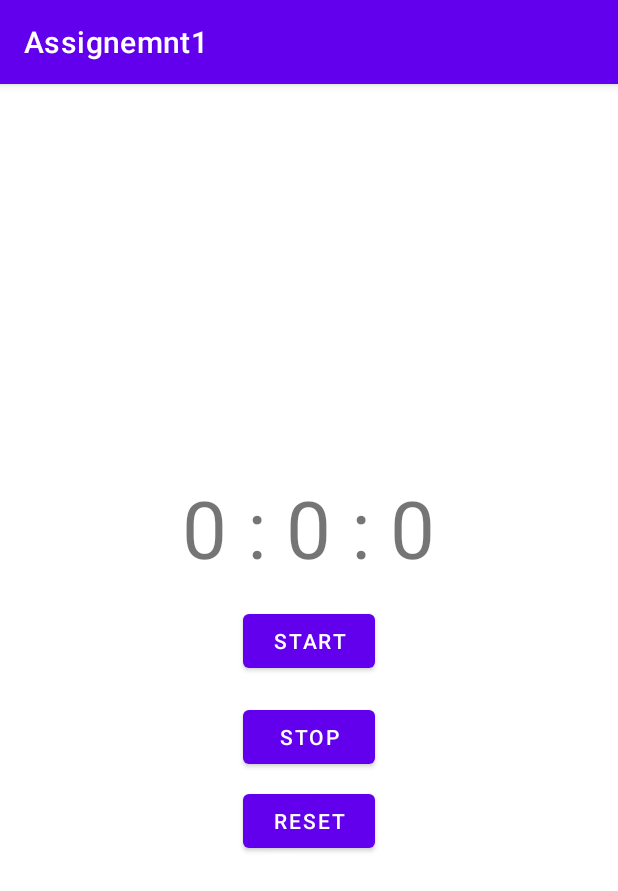
After one commit to nibal123/Mobile_Assignment1, an Android app: the StopWatchActivity screen opened directly, with no data from a screen before it, on a phone screen of 412 x 824 dp. The commit adds this screen. Shown: the top 891 px of the screen. Run offline under Robolectric (Android 15) with nearby library versions, the phone set to English and light mode, and no system bars.

Commit message:
Add stop watch.

```diff
--- a/app/src/main/AndroidManifest.xml
+++ b/app/src/main/AndroidManifest.xml
@@ -9,6 +9,9 @@
         android:roundIcon="@mipmap/ic_launcher_round"
         android:supportsRtl="true"
         android:theme="@style/Theme.Assignemnt1">
+        <activity
+            android:name=".StopWatchActivity"
+            android:exported="true" />
         <activity
             android:name=".UserExerActivity"
             android:exported="true" />
--- a/app/src/main/java/edu/birzeit/assignemnt1/MainActivity.java
+++ b/app/src/main/java/edu/birzeit/assignemnt1/MainActivity.java
@@ -59,6 +59,8 @@ public class MainActivity extends AppCompatActivity {
 
 
     }
+
+
     public void loginBtn_click(View view){
         nameEditText=findViewById(R.id.nameEditText);
         ageEditText=findViewById(R.id.ageEditText);
--- a/app/src/main/java/edu/birzeit/assignemnt1/SecondActivity.java
+++ b/app/src/main/java/edu/birzeit/assignemnt1/SecondActivity.java
@@ -42,4 +42,9 @@ public class SecondActivity extends AppCompatActivity {
         startActivity(intent);
     }
 
+    public void btnStopWatch_click(View view){
+        Intent intent = new Intent(this,StopWatchActivity.class);
+        startActivity(intent);
+    }
+
 }
--- /dev/null
+++ b/app/src/main/java/edu/birzeit/assignemnt1/StopWatchActivity.java
@@ -0,0 +1,74 @@
+package edu.birzeit.assignemnt1;
+
+import androidx.appcompat.app.AppCompatActivity;
+
+import android.content.Intent;
+import android.os.Bundle;
+import android.os.Handler;
+import android.view.View;
+import android.widget.TextView;
+
+public class StopWatchActivity extends AppCompatActivity {
+
+    private int seconds = 0;
+    private boolean running = false;
+    @Override
+    protected void onCreate(Bundle savedInstanceState) {
+        super.onCreate(savedInstanceState);
+        setContentView(R.layout.activity_stop_watch);
+        checkInstance(savedInstanceState);
+        runTimer();
+    }
+
+    private void checkInstance(Bundle savedInstanceState) {
+        if(savedInstanceState != null){
+            seconds = savedInstanceState.getInt("SECONDS");
+            running = savedInstanceState.getBoolean("RUNNING");
+        }
+    }
+
+    @Override
+    protected void onSaveInstanceState(Bundle outState){
+        super.onSaveInstanceState(outState);
+        outState.putInt("SECONDS", seconds);
+        outState.putBoolean("RUNNING", running);
+
+
+    }
+
+    private void runTimer(){
+        final TextView txtTime = findViewById(R.id.txtTime);
+        final Handler handler = new Handler();
+        handler.post(new Runnable() {
+            @Override
+            public void run() {
+                int hours = seconds/3600;
+                int minutes = (seconds%3600) / 60;
+                int secs = seconds%60;
+                String time = hours +" : " + minutes + " : " + secs;
+                txtTime.setText(time);
+                if(running){
+                    seconds++;
+                }
+                handler.postDelayed(this, 1000);
+
+            }
+        });
+    }
+
+
+    public void btnStartOnClick(View view) {
+        running = true;
+    }
+
+    public void btnStopOnClick(View view) {
+        running = false;
+    }
+
+    public void btnResetOnClick(View view) {
+        running = false;
+        seconds = 0;
+    }
+
+
+}
--- /dev/null
+++ b/app/src/main/res/layout/activity_stop_watch.xml
@@ -0,0 +1,47 @@
+<?xml version="1.0" encoding="utf-8"?>
+<LinearLayout
+    xmlns:android="http://schemas.android.com/apk/res/android"
+    xmlns:app="http://schemas.android.com/apk/res-auto"
+    xmlns:tools="http://schemas.android.com/tools"
+    android:layout_width="match_parent"
+    android:layout_height="match_parent"
+    android:layout_margin="8dp"
+    android:orientation="vertical"
+    tools:context=".StopWatchActivity"
+    android:gravity="center"
+    >
+
+    <TextView
+        android:layout_width="wrap_content"
+        android:layout_height="wrap_content"
+        android:layout_margin="8dp"
+        android:text="00:00:00"
+        android:textSize="24pt"
+        android:layout_gravity="center"
+        android:id="@+id/txtTime"
+        />
+    <Button
+        android:layout_width="wrap_content"
+        android:layout_height="wrap_content"
+        android:layout_margin="8dp"
+        android:layout_gravity="center"
+        android:onClick="btnStartOnClick"
+        android:id="@+id/btnStart"
+        android:text="Start"/>
+    <Button
+        android:layout_width="wrap_content"
+        android:layout_height="wrap_content"
+        android:layout_gravity="center"
+        android:layout_margin="8dp"
+        android:onClick="btnStopOnClick"
+        android:id="@+id/btnStop"
+        android:text="Stop"/>
+    <Button
+        android:layout_width="wrap_content"
+        android:id="@+id/btnReset"
+        android:layout_gravity="center"
+        android:onClick="btnResetOnClick"
+        android:layout_height="wrap_content"
+        android:text="Reset"/>
+
+</LinearLayout>
```
Also changed, not shown: app/src/main/res/layout/activity_second.xml (+14 -0 lines).
